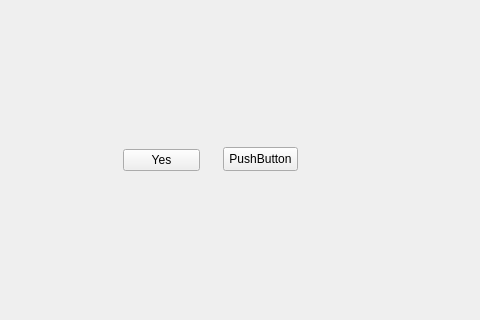
Above: mainwindow.ui from Lil-El/QT before the change; both pictures show x 207 to 687 and y 143 to 463 of the 1033 by 661 pixel window. Below: the same form after it.
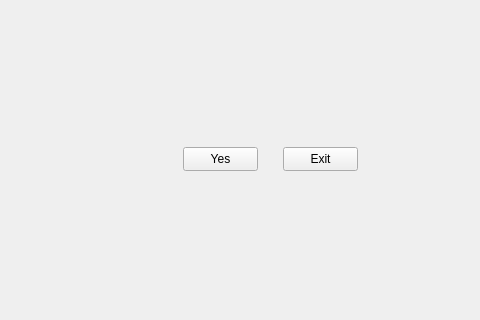
That is the form after the change.

Commit message: MainWindow create single label

Patch:
```diff
--- a/mainwindow.ui
+++ b/mainwindow.ui
@@ -14,36 +14,51 @@
    <string>MainWindow</string>
   </property>
   <widget class="QWidget" name="centralwidget">
-   <widget class="QWidget" name="verticalLayoutWidget">
+   <widget class="QPushButton" name="button_exit">
     <property name="geometry">
      <rect>
-      <x>330</x>
+      <x>490</x>
       <y>290</y>
-      <width>77</width>
-      <height>26</height>
+      <width>75</width>
+      <height>24</height>
      </rect>
     </property>
-    <layout class="QHBoxLayout" name="horizontalLayout">
-     <item>
-      <widget class="QPushButton" name="pushButton">
-       <property name="text">
-        <string>Yes</string>
-       </property>
-      </widget>
-     </item>
-    </layout>
+    <property name="sizePolicy">
+     <sizepolicy hsizetype="Expanding" vsizetype="Expanding">
+      <horstretch>0</horstretch>
+      <verstretch>0</verstretch>
+     </sizepolicy>
+    </property>
+    <property name="cursor">
+     <cursorShape>PointingHandCursor</cursorShape>
+    </property>
+    <property name="text">
+     <string>Exit</string>
+    </property>
+    <property name="checkable">
+     <bool>false</bool>
+    </property>
+    <property name="autoDefault">
+     <bool>false</bool>
+    </property>
+    <property name="default">
+     <bool>false</bool>
+    </property>
+    <property name="flat">
+     <bool>false</bool>
+    </property>
    </widget>
    <widget class="QPushButton" name="pushButton_2">
     <property name="geometry">
      <rect>
-      <x>430</x>
+      <x>390</x>
       <y>290</y>
       <width>75</width>
       <height>24</height>
      </rect>
     </property>
     <property name="text">
-     <string>PushButton</string>
+     <string>Yes</string>
     </property>
    </widget>
   </widget>
```
Left out of the diff: 6 changed lines with no effect on the pictures. The commit also changes 3 other files.
